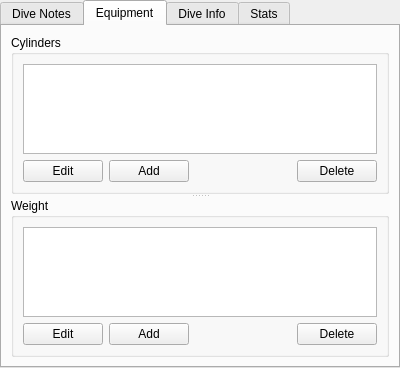
This is qt-ui/maintab.ui in subsurface/subsurface as Qt 5 draws it before an edit. The edited form follows.
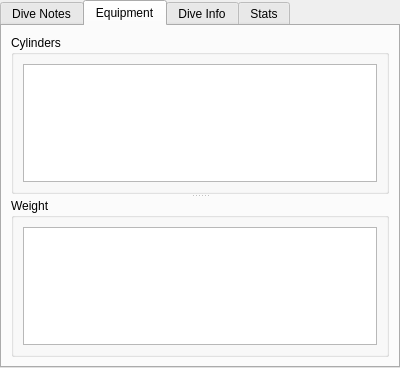
This is the edited form. The open tabs and pages were chosen to show the change. Custom widgets are drawn as their Qt base class.

Commit message:
Rework on the Equipment tab to make it look more Modern.
Note that this is a WIP and it does break functionality
- ie, not possible to add Equipments, but this will be
fixed in the next commit. Removed add / edit / remove
buttons, only a single '+' icon appears on the widget
now. the edit / delete will be done in place.

Diff of the .ui file:
```diff
--- a/qt-ui/maintab.ui
+++ b/qt-ui/maintab.ui
@@ -155,49 +155,11 @@
        <property name="title">
         <string>Cylinders</string>
        </property>
-       <layout class="QVBoxLayout" name="verticalLayout_2">
+       <layout class="QHBoxLayout" name="horizontalLayout">
         <item>
          <widget class="QTableView" name="cylinders"/>
         </item>
-        <item>
-         <layout class="QHBoxLayout" name="horizontalLayout_2">
-          <item>
-           <widget class="QPushButton" name="editCylinder">
-            <property name="text">
-             <string>Edit</string>
-            </property>
-           </widget>
-          </item>
-          <item>
-           <widget class="QPushButton" name="addCylinder">
-            <property name="text">
-             <string>Add</string>
-            </property>
-           </widget>
-          </item>
-          <item>
-           <spacer name="horizontalSpacer">
-            <property name="orientation">
-             <enum>Qt::Horizontal</enum>
-            </property>
-            <property name="sizeHint" stdset="0">
-             <size>
-              <width>40</width>
-              <height>20</height>
-             </size>
-            </property>
-           </spacer>
-          </item>
-          <item>
-           <widget class="QPushButton" name="delCylinder">
-            <property name="text">
-             <string>Delete</string>
-            </property>
-           </widget>
-          </item>
-         </layout>
-        </item>
-       </layout>
+       </layout>
       </widget>
       <widget class="QGroupBox" name="groupBox_3">
        <property name="title">
@@ -207,44 +169,6 @@
         <item>
          <widget class="QTableView" name="weights"/>
         </item>
-        <item>
-         <layout class="QHBoxLayout" name="horizontalLayout_3">
-          <item>
-           <widget class="QPushButton" name="editWeight">
-            <property name="text">
-             <string>Edit</string>
-            </property>
-           </widget>
-          </item>
-          <item>
-           <widget class="QPushButton" name="addWeight">
-            <property name="text">
-             <string>Add</string>
-            </property>
-           </widget>
-          </item>
-          <item>
-           <spacer name="horizontalSpacer_2">
-            <property name="orientation">
-             <enum>Qt::Horizontal</enum>
-            </property>
-            <property name="sizeHint" stdset="0">
-             <size>
-              <width>40</width>
-              <height>20</height>
-             </size>
-            </property>
-           </spacer>
-          </item>
-          <item>
-           <widget class="QPushButton" name="delWeight">
-            <property name="text">
-             <string>Delete</string>
-            </property>
-           </widget>
-          </item>
-         </layout>
-        </item>
        </layout>
       </widget>
      </widget>
```
Left out of the diff: 54 changed lines with no effect on the pictures. Lines whose indentation alone changed are shown as unchanged. The commit also changes 4 other files.
